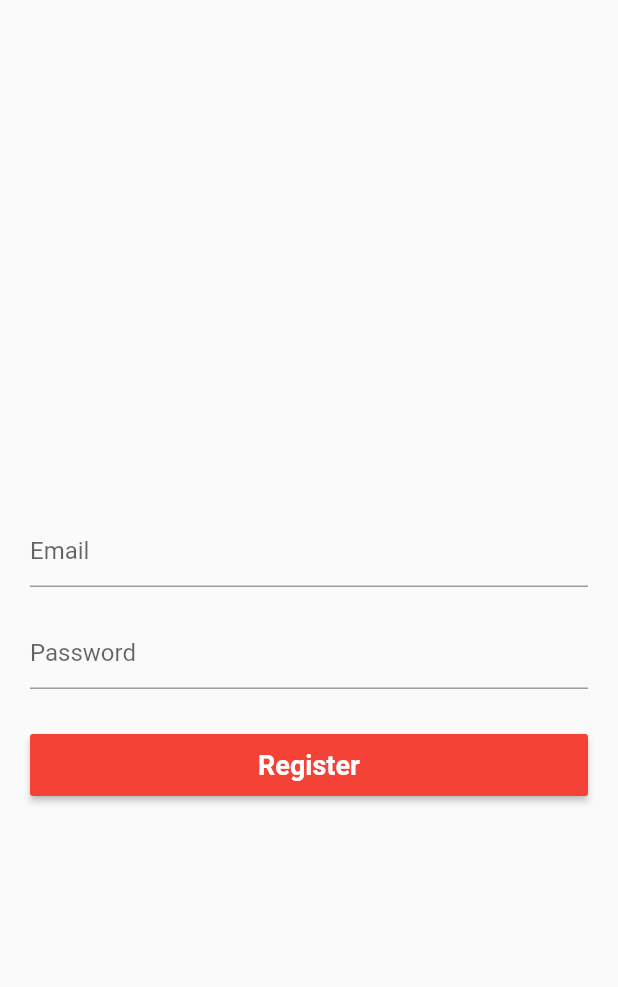
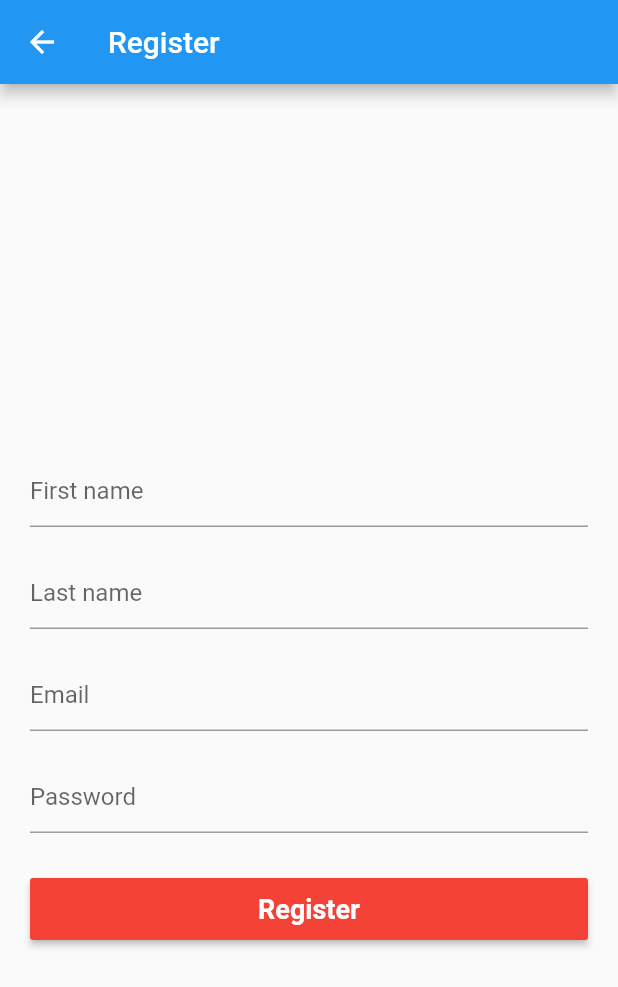
Before and after one commit to vnhtpvn0505/flutterfirebase, a Flutter app: the screen it shows after launch, after a tap on "Create an account ?", on a phone screen of 412 x 824 dp. Shown: the top 987 px of the screen. Run offline on Flutter 3.47's test engine with Material 2 defaults, Android fonts, the phone set to English and light mode, and no system bars; our stand-ins replace firebase_auth; accounts and stored records are empty.

Commit message:
update code register

```diff
--- a/lib/screens/RegisterScreen.dart
+++ b/lib/screens/RegisterScreen.dart
@@ -40,6 +40,18 @@ class _RegisterScreenState extends State<RegisterScreen> {
     return MaterialApp(
       theme: ThemeData(brightness: Brightness.light, accentColor: Colors.black),
       home: Scaffold(
+          appBar: AppBar(
+            leading: IconButton(
+              icon: const Icon(
+                Icons.arrow_back,
+                color: Colors.white,
+              ),
+              onPressed: () {
+                Navigator.pop(context);
+              },
+            ),
+            title: Text("Register"),
+          ),
           body: Padding(
             padding: new EdgeInsets.fromLTRB(20.0, 40.0, 20.0, 0.0),
             child: new Column(
@@ -57,11 +69,42 @@ class _RegisterScreenState extends State<RegisterScreen> {
         child: new ListView(
           shrinkWrap: true,
           children: <Widget>[
+            showInputFirstname(),
+            showInputLastname(),
             showInputUsername(),
             showInputPassword(),
             btnRegister()
           ],
         ),
+      ),
+    );
+  }
+
+  Widget showInputFirstname() {
+    return Container(
+      padding: new EdgeInsets.fromLTRB(0.0, 10.0, 0.0, 10.0),
+      child: TextFormField(
+        onSaved: (value) => _firstname = value, // gán value to state
+        keyboardType: TextInputType.text,
+        decoration: const InputDecoration(
+          hintText: "First name ",
+        ),
+        validator: (value) =>
+            value.isEmpty ? 'Firstname can\'t be empty' : null,
+      ),
+    );
+  }
+
+  Widget showInputLastname() {
+    return Container(
+      padding: new EdgeInsets.fromLTRB(0.0, 10.0, 0.0, 10.0),
+      child: TextFormField(
+        onSaved: (value) => _lastname = value, // gán value to state
+        keyboardType: TextInputType.text,
+        decoration: const InputDecoration(
+          hintText: "Last name ",
+        ),
+        validator: (value) => value.isEmpty ? 'Lastname can\'t be empty' : null,
       ),
     );
   }
```
Lines whose indentation alone changed are shown as unchanged.
